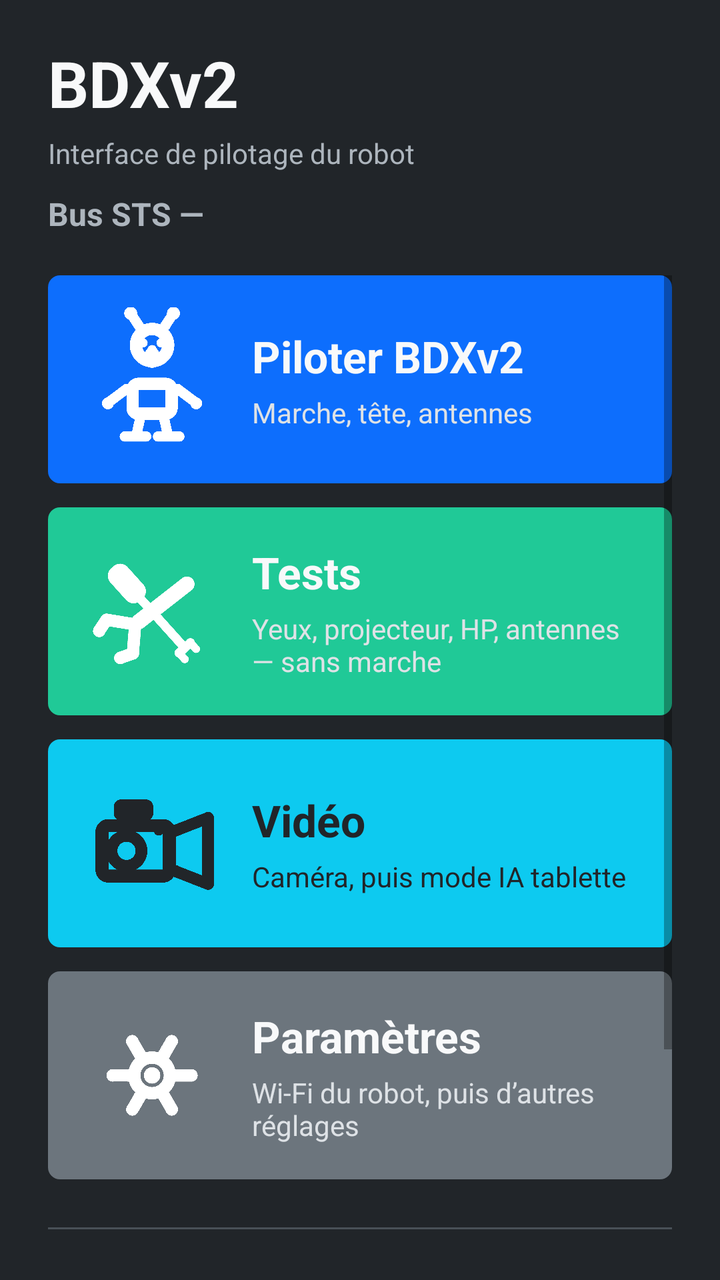
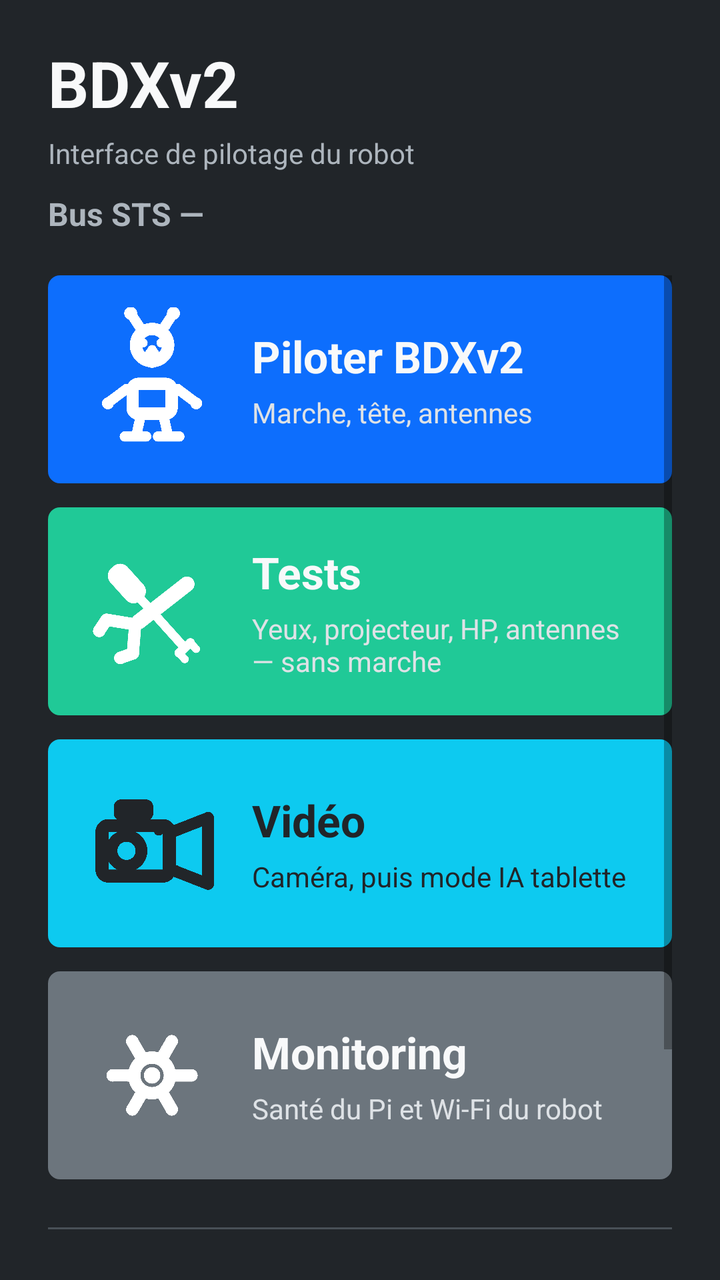

The first picture is an Android layout as it rendered before a commit; the second is the same layout after the commit. The layout source and the unified diff follow.
<!-- AndroidManifest.xml: application theme AppTheme -->
<!-- res/layout/screen_home.xml -->
<?xml version="1.0" encoding="utf-8"?>
<LinearLayout xmlns:android="http://schemas.android.com/apk/res/android"
    android:layout_width="match_parent"
    android:layout_height="match_parent"
    android:background="@color/bs_dark"
    android:orientation="vertical"
    android:paddingStart="24dp"
    android:paddingEnd="24dp"
    android:paddingTop="20dp"
    android:paddingBottom="20dp">

    <LinearLayout
        android:layout_width="wrap_content"
        android:layout_height="wrap_content"
        android:gravity="bottom"
        android:orientation="horizontal">

        <TextView
            android:layout_width="wrap_content"
            android:layout_height="wrap_content"
            android:text="BDXv2"
            android:textColor="@color/bs_light"
            android:textSize="32sp"
            android:textStyle="bold" />

        <TextView
            android:id="@+id/home_version"
            android:layout_width="wrap_content"
            android:layout_height="wrap_content"
            android:layout_marginStart="10dp"
            android:layout_marginBottom="4dp"
            android:textColor="@color/bs_muted"
            android:textSize="14sp" />
    </LinearLayout>

    <TextView
        android:layout_width="match_parent"
        android:layout_height="wrap_content"
        android:layout_marginTop="4dp"
        android:text="Interface de pilotage du robot"
        android:textColor="@color/bs_muted"
        android:textSize="14sp" />

    <LinearLayout
        android:layout_width="match_parent"
        android:layout_height="wrap_content"
        android:layout_marginTop="10dp"
        android:gravity="center_vertical"
        android:orientation="horizontal">

        <TextView
            android:id="@+id/home_sts"
            android:layout_width="wrap_content"
            android:layout_height="wrap_content"
            android:layout_marginEnd="10dp"
            android:text="Bus STS —"
            android:textColor="@color/bs_muted"
            android:textSize="16sp"
            android:textStyle="bold" />

        <LinearLayout
            android:id="@+id/home_sts_badges"
            android:layout_width="0dp"
            android:layout_height="wrap_content"
            android:layout_weight="1"
            android:gravity="center_vertical"
            android:orientation="horizontal" />
    </LinearLayout>

    <ScrollView
        android:layout_width="match_parent"
        android:layout_height="0dp"
        android:layout_marginTop="20dp"
        android:layout_weight="1">

        <LinearLayout
            android:layout_width="match_parent"
            android:layout_height="wrap_content"
            android:orientation="vertical">

            <LinearLayout
                android:id="@+id/home_pilot"
                android:layout_width="match_parent"
                android:layout_height="wrap_content"
                android:background="@drawable/btn_flat_blue"
                android:clickable="true"
                android:focusable="true"
                android:gravity="center_vertical"
                android:orientation="horizontal"
                android:padding="16dp">

                <ImageView
                    android:layout_width="72dp"
                    android:layout_height="72dp"
                    android:contentDescription="@null"
                    android:importantForAccessibility="no"
                    android:scaleType="fitCenter"
                    android:src="@drawable/icon_menu_piloter" />

                <LinearLayout
                    android:layout_width="0dp"
                    android:layout_height="wrap_content"
                    android:layout_marginStart="14dp"
                    android:layout_weight="1"
                    android:orientation="vertical">

                    <TextView
                        android:layout_width="wrap_content"
                        android:layout_height="wrap_content"
                        android:text="Piloter BDXv2"
                        android:textColor="@color/bs_light"
                        android:textSize="22sp"
                        android:textStyle="bold" />

                    <TextView
                        android:layout_width="wrap_content"
                        android:layout_height="wrap_content"
                        android:layout_marginTop="4dp"
                        android:text="Marche, tête, antennes"
                        android:textColor="#DEE2E6"
                        android:textSize="14sp" />
                </LinearLayout>
            </LinearLayout>

            <LinearLayout
                android:id="@+id/home_tests"
                android:layout_width="match_parent"
                android:layout_height="wrap_content"
                android:layout_marginTop="12dp"
                android:background="@drawable/btn_flat_teal"
                android:clickable="true"
                android:focusable="true"
                android:gravity="center_vertical"
                android:orientation="horizontal"
                android:padding="16dp">

                <ImageView
                    android:layout_width="72dp"
                    android:layout_height="72dp"
                    android:contentDescription="@null"
                    android:importantForAccessibility="no"
                    android:scaleType="fitCenter"
                    android:src="@drawable/icon_menu_tests" />

                <LinearLayout
                    android:layout_width="0dp"
                    android:layout_height="wrap_content"
                    android:layout_marginStart="14dp"
                    android:layout_weight="1"
                    android:orientation="vertical">

                    <TextView
                        android:layout_width="wrap_content"
                        android:layout_height="wrap_content"
                        android:text="Tests"
                        android:textColor="@color/bs_light"
                        android:textSize="22sp"
                        android:textStyle="bold" />

                    <TextView
                        android:layout_width="wrap_content"
                        android:layout_height="wrap_content"
                        android:layout_marginTop="4dp"
                        android:text="Yeux, projecteur, HP, antennes — sans marche"
                        android:textColor="#DEE2E6"
                        android:textSize="14sp" />
                </LinearLayout>
            </LinearLayout>

            <LinearLayout
                android:id="@+id/home_video"
                android:layout_width="match_parent"
                android:layout_height="wrap_content"
                android:layout_marginTop="12dp"
                android:background="@drawable/btn_flat_cyan"
                android:clickable="true"
                android:focusable="true"
                android:gravity="center_vertical"
                android:orientation="horizontal"
                android:padding="16dp">

                <ImageView
                    android:layout_width="72dp"
                    android:layout_height="72dp"
                    android:contentDescription="@null"
                    android:importantForAccessibility="no"
                    android:scaleType="fitCenter"
                    android:src="@drawable/icon_menu_video"
                    android:tint="#212529" />

                <LinearLayout
                    android:layout_width="0dp"
                    android:layout_height="wrap_content"
                    android:layout_marginStart="14dp"
                    android:layout_weight="1"
                    android:orientation="vertical">

                    <TextView
                        android:layout_width="wrap_content"
                        android:layout_height="wrap_content"
                        android:text="Vidéo"
                        android:textColor="#212529"
                        android:textSize="22sp"
                        android:textStyle="bold" />

                    <TextView
                        android:layout_width="wrap_content"
                        android:layout_height="wrap_content"
                        android:layout_marginTop="4dp"
                        android:text="Caméra, puis mode IA tablette"
                        android:textColor="#212529"
                        android:textSize="14sp" />
                </LinearLayout>
            </LinearLayout>

            <LinearLayout
                android:id="@+id/home_settings"
                android:layout_width="match_parent"
                android:layout_height="wrap_content"
                android:layout_marginTop="12dp"
                android:background="@drawable/btn_flat_gray"
                android:clickable="true"
                android:focusable="true"
                android:gravity="center_vertical"
                android:orientation="horizontal"
                android:padding="16dp">

                <ImageView
                    android:layout_width="72dp"
                    android:layout_height="72dp"
                    android:contentDescription="@null"
                    android:importantForAccessibility="no"
                    android:scaleType="fitCenter"
                    android:src="@drawable/icon_menu_parametres" />

                <LinearLayout
                    android:layout_width="0dp"
                    android:layout_height="wrap_content"
                    android:layout_marginStart="14dp"
                    android:layout_weight="1"
                    android:orientation="vertical">

                    <TextView
                        android:layout_width="wrap_content"
                        android:layout_height="wrap_content"
                        android:text="Paramètres"
                        android:textColor="@color/bs_light"
                        android:textSize="22sp"
                        android:textStyle="bold" />

                    <TextView
                        android:layout_width="wrap_content"
                        android:layout_height="wrap_content"
                        android:layout_marginTop="4dp"
                        android:text="Wi‑Fi du robot, puis d’autres réglages"
                        android:textColor="#DEE2E6"
                        android:textSize="14sp" />
                </LinearLayout>
            </LinearLayout>

            <View
                android:layout_width="match_parent"
                android:layout_height="1dp"
                android:layout_marginTop="24dp"
                android:layout_marginBottom="8dp"
                android:background="@color/bs_dark_3" />

            <LinearLayout
                android:id="@+id/home_shutdown"
                android:layout_width="match_parent"
                android:layout_height="wrap_content"
                android:layout_marginTop="12dp"
                android:background="@drawable/btn_flat_red"
                android:clickable="true"
                android:focusable="true"
                android:gravity="center_vertical"
                android:orientation="horizontal"
                android:padding="16dp">

                <ImageView
                    android:layout_width="72dp"
                    android:layout_height="72dp"
                    android:contentDescription="@null"
                    android:importantForAccessibility="no"
                    android:scaleType="fitCenter"
                    android:src="@drawable/icon_menu_eteindre" />

                <LinearLayout
                    android:layout_width="0dp"
                    android:layout_height="wrap_content"
                    android:layout_marginStart="14dp"
                    android:layout_weight="1"
                    android:orientation="vertical">

                    <TextView
                        android:layout_width="wrap_content"
                        android:layout_height="wrap_content"
                        android:text="Éteindre le robot"
                        android:textColor="@color/bs_light"
                        android:textSize="22sp"
                        android:textStyle="bold" />

                    <TextView
                        android:layout_width="wrap_content"
                        android:layout_height="wrap_content"
                        android:layout_marginTop="4dp"
                        android:text="Arrêt propre du Raspberry Pi"
                        android:textColor="#F8D7DA"
                        android:textSize="14sp" />
                </LinearLayout>
            </LinearLayout>
        </LinearLayout>
    </ScrollView>
</LinearLayout>
<!-- resources referenced by this layout -->
<resources>
  <color name="bs_dark">#212529</color>
  <color name="bs_dark_3">#495057</color>
  <color name="bs_light">#F8F9FA</color>
  <color name="bs_muted">#ADB5BD</color>
  <!-- drawable btn_flat_blue (drawable) -->
  <?xml version="1.0" encoding="utf-8"?>
  <selector xmlns:android="http://schemas.android.com/apk/res/android">
      <item android:state_pressed="true">
          <shape android:shape="rectangle">
              <solid android:color="@color/bs_blue_press" />
              <corners android:radius="6dp" />
          </shape>
      </item>
      <item>
          <shape android:shape="rectangle">
              <solid android:color="@color/bs_blue" />
              <corners android:radius="6dp" />
          </shape>
      </item>
  </selector>
  <!-- drawable btn_flat_cyan (drawable) -->
  <?xml version="1.0" encoding="utf-8"?>
  <selector xmlns:android="http://schemas.android.com/apk/res/android">
      <item android:state_pressed="true">
          <shape android:shape="rectangle">
              <solid android:color="@color/bs_cyan_press" />
              <corners android:radius="6dp" />
          </shape>
      </item>
      <item>
          <shape android:shape="rectangle">
              <solid android:color="@color/bs_cyan" />
              <corners android:radius="6dp" />
          </shape>
      </item>
  </selector>
  <!-- drawable btn_flat_gray (drawable) -->
  <?xml version="1.0" encoding="utf-8"?>
  <selector xmlns:android="http://schemas.android.com/apk/res/android">
      <item android:state_pressed="true">
          <shape android:shape="rectangle">
              <solid android:color="@color/bs_gray_press" />
              <corners android:radius="6dp" />
          </shape>
      </item>
      <item>
          <shape android:shape="rectangle">
              <solid android:color="@color/bs_gray" />
              <corners android:radius="6dp" />
          </shape>
      </item>
  </selector>
  <!-- drawable btn_flat_red (drawable) -->
  <?xml version="1.0" encoding="utf-8"?>
  <selector xmlns:android="http://schemas.android.com/apk/res/android">
      <item android:state_pressed="true">
          <shape android:shape="rectangle">
              <solid android:color="@color/bs_red_press" />
              <corners android:radius="6dp" />
          </shape>
      </item>
      <item>
          <shape android:shape="rectangle">
              <solid android:color="@color/bs_red" />
              <corners android:radius="6dp" />
          </shape>
      </item>
  </selector>
  <!-- drawable btn_flat_teal (drawable) -->
  <?xml version="1.0" encoding="utf-8"?>
  <selector xmlns:android="http://schemas.android.com/apk/res/android">
      <item android:state_pressed="true">
          <shape android:shape="rectangle">
              <solid android:color="@color/bs_teal_press" />
              <corners android:radius="6dp" />
          </shape>
      </item>
      <item>
          <shape android:shape="rectangle">
              <solid android:color="@color/bs_teal" />
              <corners android:radius="6dp" />
          </shape>
      </item>
  </selector>
  <!-- drawable icon_menu_tests: png bitmap (drawable, 35593 bytes) -->
  <!-- drawable icon_menu_video: png bitmap (drawable, 9486 bytes) -->
  <style name="AppTheme" parent="Theme.AppCompat.Light.DarkActionBar">
          <item name="colorPrimary">@color/colorPrimary</item>
          <item name="colorPrimaryDark">@color/colorPrimaryDark</item>
          <item name="colorAccent">@color/colorAccent</item>
      </style>
  <color name="bs_blue_press">#0B5ED7</color>
  <color name="bs_blue">#0D6EFD</color>
  <color name="bs_cyan_press">#3DD5F3</color>
  <color name="bs_cyan">#0DCAF0</color>
  <color name="bs_gray_press">#5C636A</color>
  <color name="bs_gray">#6C757D</color>
  <color name="bs_red_press">#BB2D3B</color>
  <color name="bs_red">#DC3545</color>
  <color name="bs_teal_press">#1AA179</color>
  <color name="bs_teal">#20C997</color>
  <color name="colorPrimary">#0D6EFD</color>
  <color name="colorPrimaryDark">#212529</color>
  <color name="colorAccent">#0DCAF0</color>
  <!-- unchanged entries left out for length: 3 -->
</resources>

<!-- the commit's change to res/layout/screen_home.xml (unified diff, before → after) -->
@@ -243,7 +243,7 @@
                     <TextView
                         android:layout_width="wrap_content"
                         android:layout_height="wrap_content"
-                        android:text="Paramètres"
+                        android:text="Monitoring"
                         android:textColor="@color/bs_light"
                         android:textSize="22sp"
                         android:textStyle="bold" />
@@ -252,7 +252,7 @@
                         android:layout_width="wrap_content"
                         android:layout_height="wrap_content"
                         android:layout_marginTop="4dp"
-                        android:text="Wi‑Fi du robot, puis d’autres réglages"
+                        android:text="Santé du Pi et Wi‑Fi du robot"
                         android:textColor="#DEE2E6"
                         android:textSize="14sp" />
                 </LinearLayout>
